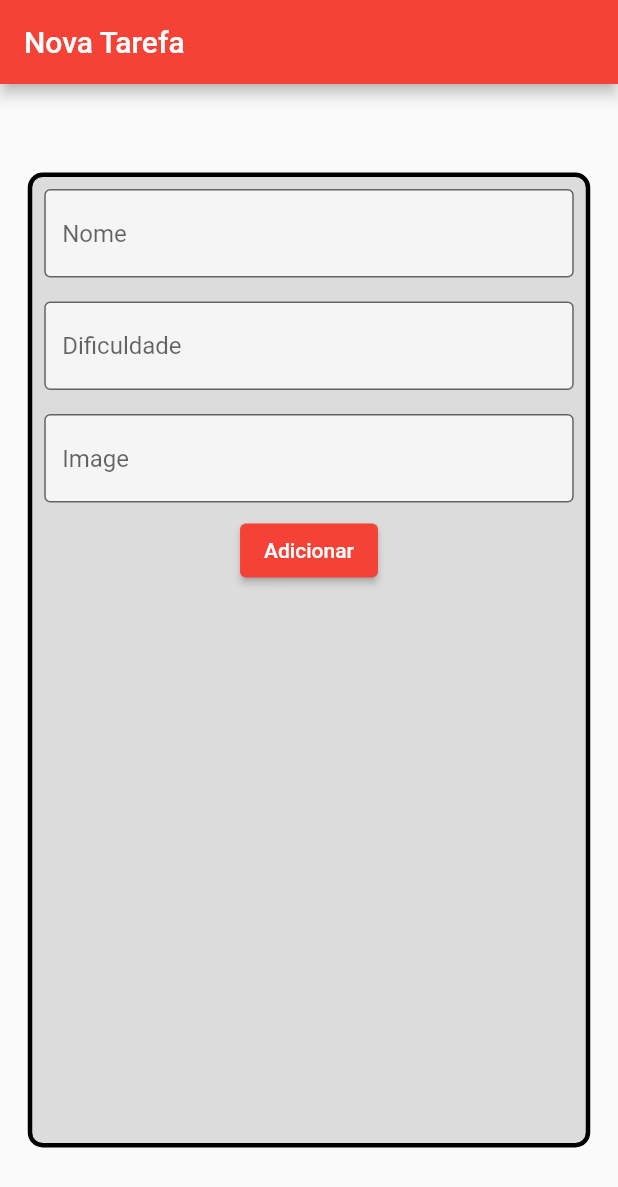
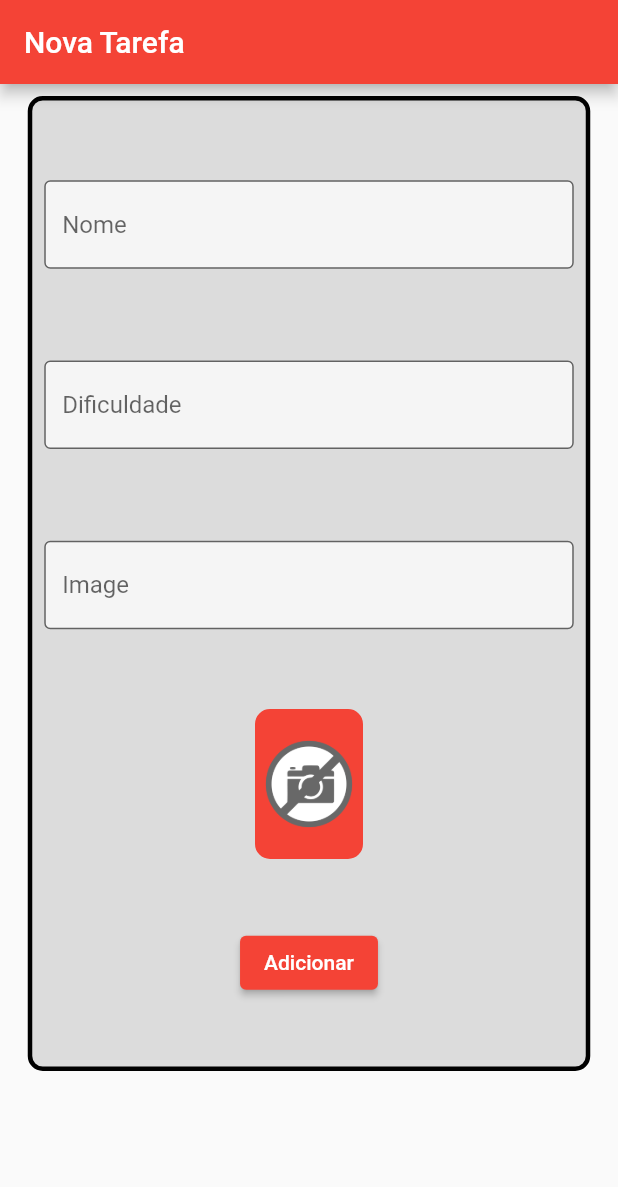
Before and after one commit to DaniloSacramento/Mais-sobre-Flutter, a Flutter app: the screen it shows after launch, on a phone screen of 412 x 824 dp. Shown: the top 1187 px of the screen. Run offline on Flutter 3.47's test engine with Material 2 defaults, Android fonts, the phone set to English and light mode, and no system bars; network calls fail.

Commit message:
formulario 2

```diff
--- a/curso__/lib/screens/form_screen.dart
+++ b/curso__/lib/screens/form_screen.dart
@@ -20,7 +20,10 @@
       appBar: AppBar(
         title: Text("Nova Tarefa"),
       ),
-      body: Center(
+      body: SingleChildScrollView(
+        reverse: true,
+        child: Center(
+
           child: Padding(
             padding: const EdgeInsets.all(8.0),
             child: Container(
@@ -32,6 +35,8 @@
                 border: Border.all(width: 3)
               ),
               child: Column(
+                mainAxisAlignment: MainAxisAlignment.spaceEvenly,
+                crossAxisAlignment: CrossAxisAlignment.center,
                 children: [
                   Padding(
                     padding: const EdgeInsets.all(8.0),
@@ -64,6 +69,11 @@
                   Padding(
                     padding: const EdgeInsets.all(8.0),
                     child: TextFormField(
+                      onChanged: (text){
+                        setState(() {
+
+                        });
+                      },
                       controller: imageController,
                       decoration: const  InputDecoration(
                         border: OutlineInputBorder(),
@@ -75,12 +85,34 @@
                     ),
 
                   ),
+                  Container(
+                    height: 100,
+                    width: 72,
+                    decoration: BoxDecoration(
+                      color: Colors.red,
+                      borderRadius: BorderRadius.circular(10),
+                      border: Border.all(width: 2, color: Colors.red)
+                    ),
+                    child: ClipRRect(borderRadius: BorderRadius.circular(10),
+                    child: Image.network(imageController.text,
+                    errorBuilder: (BuildContext context, Object exception, StackTrace? stackTrace){
+                      return Image.asset('assets/images/nophoto.png');
+                    },
+                    fit: BoxFit.cover,
+
+                    ),
+
+                    ),
+                  ),
                   ElevatedButton(onPressed: (){
                     print(nameController.text);
                     print(int.parse(dificuldadeController.text));
                     print(imageController.text);
-                }, child: Text("Adicionar"))
+                  }, child: Text("Adicionar"),
+
+                  )
                 ],
+              ),
             ),
           ),
         ),
```
Also changed, not shown: curso__/assets/images/nophoto.png (added), curso__/assets/images/st,small,507x507-pad,600x600,f8f8f8.jpg (added). Lines whose indentation alone changed are shown as unchanged.
